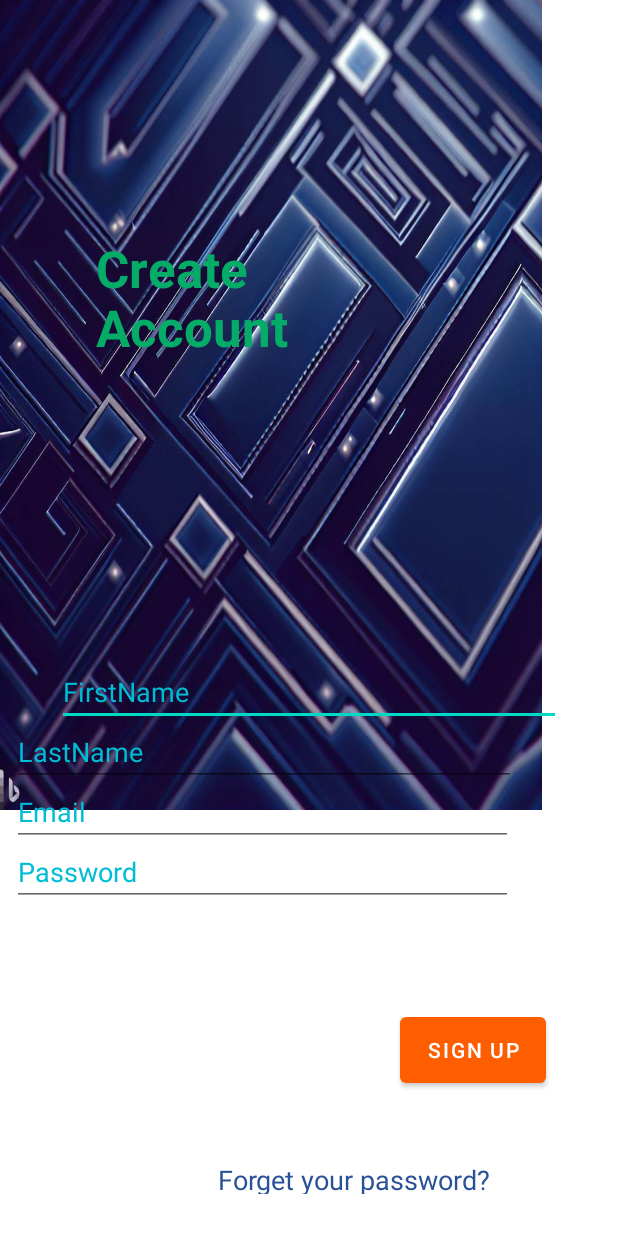
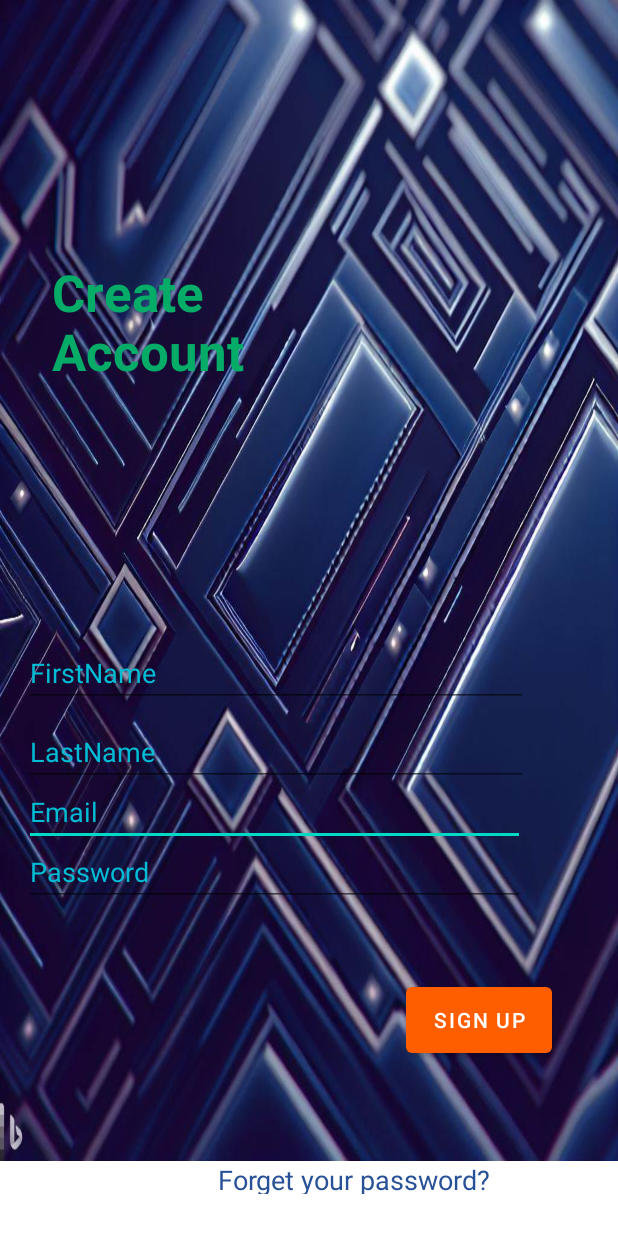
Before and after one commit to trunghieusn2002/android-app, an Android app: the RegisterActivity screen opened directly, with no data from a screen before it, on a phone screen of 412 x 824 dp. Shown: the top 1233 px of the screen. Run offline under Robolectric (Android 15) with nearby library versions, the phone set to English and light mode, and no system bars.

```diff
--- a/app/src/main/java/com/example/foodapp/API/APIService.java
+++ b/app/src/main/java/com/example/foodapp/API/APIService.java
@@ -1,32 +1,39 @@
 package com.example.foodapp.API;
 
+import com.example.foodapp.API.Request.LoginRequest;
+import com.example.foodapp.API.Request.RegisterRequest;
 import com.example.foodapp.API.Response.AuthResponse;
 import com.example.foodapp.Model.*;
 
-import com.example.foodapp.category.Category;
+import com.example.foodapp.Model.Category;
 import com.example.foodapp.product.Product;
 import retrofit2.Call;
+import retrofit2.http.Body;
 import retrofit2.http.Field;
 import retrofit2.http.FormUrlEncoded;
 import retrofit2.http.GET;
+import retrofit2.http.Header;
+import retrofit2.http.Headers;
 import retrofit2.http.POST;
+import retrofit2.http.Path;
 
 import java.util.List;
 
 public interface APIService {
 
    @POST("auth/register")
-   @FormUrlEncoded
-   Call<AuthResponse> register(
-           @Field("firstName") String firstName,
-           @Field("lastName") String lastName,
-           @Field("email") String email,
-           @Field("password") String password);
+   @Headers("Content-Type: application/json")
+   Call<AuthResponse> register(@Body RegisterRequest request);
 
    @POST("auth/authenticate")
-   @FormUrlEncoded
-   Call<AuthResponse> login(@Field("email") String email,
-                           @Field("password") String password);
+   @Headers("Content-Type: application/json")
+   Call<AuthResponse> login(@Body LoginRequest request);
+
+   @GET("category")
+   @Headers({"Content-Type: application/json"})
+   Call<List<Category>> getCategory(@Header("Authorization") String authorization);
+
+
 
    @GET("lastproduct.php")
    Call<List<Product>> loadLastProduct();
@@ -35,9 +42,6 @@ public interface APIService {
    @FormUrlEncoded
    Call<Message<List<Detail>>> loadDetail(@Field("id") int id);
 
-   @GET("categories.php")
-   Call<List<Category>> loadCategories();
-
    @POST("getcategory.php")
    @FormUrlEncoded
    Call<List<Product>> loadProductsByCategory(@Field("idcategory") int id);
--- a/app/src/main/java/com/example/foodapp/API/RetrofitClient.java
+++ b/app/src/main/java/com/example/foodapp/API/RetrofitClient.java
@@ -4,7 +4,7 @@ import com.example.foodapp.Model.User;
 
 public class RetrofitClient extends BaseClient {
     private static final String BASE_URL = "http://app.iotstar.vn/appfoods/";
-    private static final String BASE_URL2 = "http://rao-vat-api.herokuapp.com/api/v1/";
+    private static final String BASE_URL2 = "https://rao-vat-api.herokuapp.com/api/v1/";
 
     private static APIService apiService;
 
--- a/app/src/main/java/com/example/foodapp/Activity/MyViewPaperAdapter.java
+++ b/app/src/main/java/com/example/foodapp/Activity/MyViewPaperAdapter.java
@@ -8,6 +8,7 @@ import androidx.viewpager2.adapter.FragmentStateAdapter;
 import com.example.foodapp.fragment.AddFragment;
 import com.example.foodapp.fragment.FavoriteFragment;
 import com.example.foodapp.fragment.HomeFragment;
+import com.example.foodapp.fragment.ManageFragment;
 
 public class MyViewPaperAdapter extends FragmentStateAdapter {
 
@@ -27,7 +28,7 @@ public class MyViewPaperAdapter extends FragmentStateAdapter {
             case 2:
                 return new FavoriteFragment();
             case 3:
-                return new FavoriteFragment();
+                return new ManageFragment();
             default:
                 return new HomeFragment();
         }
--- a/app/src/main/java/com/example/foodapp/SharedPrefManager.java
+++ b/app/src/main/java/com/example/foodapp/SharedPrefManager.java
@@ -76,4 +76,9 @@ public class SharedPrefManager {
         editor.apply();
     }
 
+    public String getAccessToken(){
+        SharedPreferences sharedPreferences = mContext.getSharedPreferences(SHARED_PREF_NAME, Context.MODE_PRIVATE);
+        return sharedPreferences.getString(KEY_ACCESS_TOKEN, "null");
+    }
+
 }
--- /dev/null
+++ b/app/src/main/res/drawable/rectangle_background.xml
@@ -0,0 +1,4 @@
+<shape xmlns:android="http://schemas.android.com/apk/res/android">
+    <solid android:color="#9FECA3"/> <!-- Replace "#FF0000" with your desired background color -->
+    <corners android:radius="8dp"/> <!-- Adjust the corner radius as needed -->
+</shape>
--- a/app/src/main/res/layout/activity_register.xml
+++ b/app/src/main/res/layout/activity_register.xml
@@ -8,12 +8,29 @@
 
     <ImageView
         android:id="@+id/imageView4"
-        android:layout_width="361dp"
-        android:layout_height="540dp"
+        android:layout_width="match_parent"
+        android:layout_height="0dp"
         android:scaleType="fitXY"
+        app:layout_constraintBottom_toTopOf="@+id/textView13"
+        app:layout_constraintEnd_toEndOf="parent"
+        app:layout_constraintHorizontal_bias="0.666"
         app:layout_constraintStart_toStartOf="parent"
         app:layout_constraintTop_toTopOf="parent"
+        app:layout_constraintVertical_bias="0.0"
         app:srcCompat="@drawable/top_background2" />
+
+    <EditText
+        android:id="@+id/etEmail"
+        android:layout_width="334dp"
+        android:layout_height="40dp"
+        android:layout_marginStart="16dp"
+        android:ems="10"
+        android:hint="Email"
+        android:inputType="textPersonName"
+        android:textColor="#00BCD4"
+        android:textColorHint="#00BCD4"
+        app:layout_constraintBottom_toTopOf="@+id/etPasswod"
+        app:layout_constraintStart_toStartOf="parent" />
 
     <EditText
         android:id="@+id/etUserEmail"
@@ -27,28 +44,30 @@
         android:textColorHint="#00BCD4"
         app:layout_constraintBottom_toTopOf="@+id/etLName"
         app:layout_constraintEnd_toEndOf="parent"
+        app:layout_constraintHorizontal_bias="0.213"
         app:layout_constraintStart_toStartOf="parent"
         app:layout_constraintTop_toBottomOf="@+id/textView7"
-        app:layout_constraintVertical_bias="1.0" />
+        app:layout_constraintVertical_bias="0.92" />
 
     <EditText
-        android:id="@+id/etEmail"
+        android:id="@+id/etPasswod"
         android:layout_width="334dp"
         android:layout_height="40dp"
-        android:layout_marginStart="8dp"
+        android:layout_marginStart="16dp"
+        android:layout_marginBottom="220dp"
         android:ems="10"
-        android:hint="Email"
-        android:inputType="textPersonName"
+        android:hint="Password"
+        android:inputType="textPersonName|textPassword"
         android:textColor="#00BCD4"
         android:textColorHint="#00BCD4"
-        app:layout_constraintBottom_toTopOf="@+id/etPasswod"
+        app:layout_constraintBottom_toBottomOf="parent"
         app:layout_constraintStart_toStartOf="parent" />
 
     <EditText
         android:id="@+id/etLName"
         android:layout_width="336dp"
         android:layout_height="40dp"
-        android:layout_marginStart="8dp"
+        android:layout_marginStart="16dp"
         android:ems="10"
         android:hint="LastName"
         android:inputType="textPersonName"
@@ -61,25 +80,11 @@
         android:id="@+id/btnSignUp"
         android:layout_width="97dp"
         android:layout_height="56dp"
-        android:layout_marginTop="68dp"
-        android:layout_marginEnd="48dp"
+        android:layout_marginTop="48dp"
+        android:layout_marginEnd="44dp"
         android:text="SIGN UP"
         app:layout_constraintEnd_toEndOf="parent"
         app:layout_constraintTop_toBottomOf="@+id/etPasswod" />
-
-    <EditText
-        android:id="@+id/etPasswod"
-        android:layout_width="334dp"
-        android:layout_height="40dp"
-        android:layout_marginStart="8dp"
-        android:layout_marginBottom="220dp"
-        android:ems="10"
-        android:hint="Password"
-        android:inputType="textPersonName"
-        android:textColor="#00BCD4"
-        android:textColorHint="#00BCD4"
-        app:layout_constraintBottom_toBottomOf="parent"
-        app:layout_constraintStart_toStartOf="parent" />
 
     <TextView
         android:id="@+id/textView13"
@@ -99,13 +104,14 @@
         android:id="@+id/textView7"
         android:layout_width="188dp"
         android:layout_height="88dp"
-        android:layout_marginTop="156dp"
-        android:layout_marginEnd="160dp"
+        android:layout_marginTop="172dp"
         android:text="Create Account"
         android:textColor="#05AC68"
         android:textSize="34sp"
         android:textStyle="bold"
         app:layout_constraintEnd_toEndOf="parent"
+        app:layout_constraintHorizontal_bias="0.156"
+        app:layout_constraintStart_toStartOf="parent"
         app:layout_constraintTop_toTopOf="parent" />
 
 </androidx.constraintlayout.widget.ConstraintLayout>
```
Also changed, not shown: app/src/main/java/com/example/foodapp/API/Request/LoginRequest.java (added, +12 -0 lines), app/src/main/java/com/example/foodapp/API/Request/RegisterRequest.java (added, +16 -0 lines), app/src/main/java/com/example/foodapp/Activity/LoginActivity.java (+5 -2 lines), app/src/main/java/com/example/foodapp/Activity/MainActivity.java (+0 -19 lines), app/src/main/java/com/example/foodapp/Activity/RegisterActivity.java (+5 -3 lines), app/src/main/java/com/example/foodapp/Adapter/CategoryAdapter.java (renamed from app/src/main/java/com/example/foodapp/category/CategoryAdapter.java, +3 -5 lines), app/src/main/java/com/example/foodapp/Model/Category.java (added, +27 -0 lines), app/src/main/java/com/example/foodapp/fragment/HomeFragment.java (+37 -23 lines), app/src/main/java/com/example/foodapp/fragment/ManageFragment.java (+5 -18 lines), app/src/main/res/layout/category_item.xml (+23 -15 lines), app/src/main/res/layout/fragment_manage.xml (+12 -0 lines).
